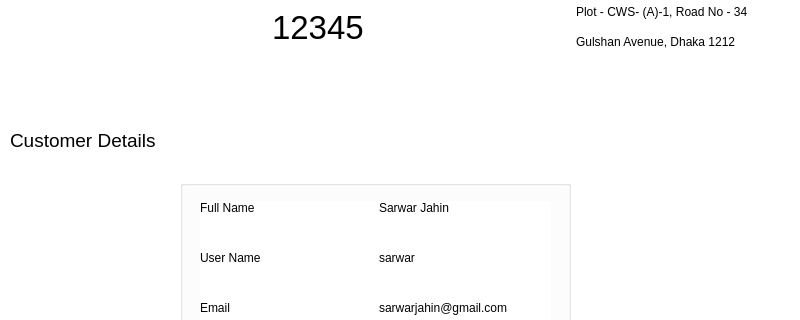
sarwar-jahin-port/bank-management-qt-project, file bank/mainwindow.ui: the form before one commit; both pictures show x 0 to 800 and y 0 to 320 of the 800 by 600 pixel window.
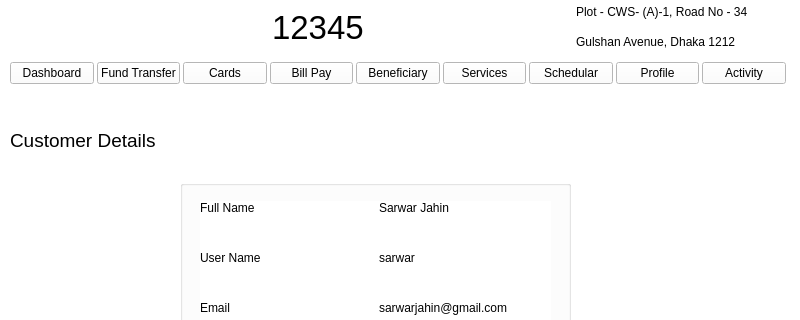
The form after the commit. The open tabs and pages were chosen to show the change. Icons and pictures are not drawn.

What changed in the file:
```diff
--- a/bank/mainwindow.ui
+++ b/bank/mainwindow.ui
@@ -3116,6 +3116,141 @@
        </item>
       </layout>
      </widget>
+     <widget class="QWidget" name="layoutWidget_22">
+      <property name="geometry">
+       <rect>
+        <x>10</x>
+        <y>60</y>
+        <width>776</width>
+        <height>27</height>
+       </rect>
+      </property>
+      <layout class="QHBoxLayout" name="horizontalLayout_34">
+       <property name="spacing">
+        <number>3</number>
+       </property>
+       <property name="sizeConstraint">
+        <enum>QLayout::SetMinimumSize</enum>
+       </property>
+       <item>
+        <widget class="QPushButton" name="dashboard_button_10">
+         <property name="sizePolicy">
+          <sizepolicy hsizetype="Minimum" vsizetype="Fixed">
+           <horstretch>0</horstretch>
+           <verstretch>0</verstretch>
+          </sizepolicy>
+         </property>
+         <property name="text">
+          <string>Dashboard</string>
+         </property>
+        </widget>
+       </item>
+       <item>
+        <widget class="QPushButton" name="fund_tranfer_button_10">
+         <property name="sizePolicy">
+          <sizepolicy hsizetype="Minimum" vsizetype="Fixed">
+           <horstretch>0</horstretch>
+           <verstretch>0</verstretch>
+          </sizepolicy>
+         </property>
+         <property name="text">
+          <string>Fund Transfer</string>
+         </property>
+        </widget>
+       </item>
+       <item>
+        <widget class="QPushButton" name="cards_button_10">
+         <property name="sizePolicy">
+          <sizepolicy hsizetype="Minimum" vsizetype="Fixed">
+           <horstretch>0</horstretch>
+           <verstretch>0</verstretch>
+          </sizepolicy>
+         </property>
+         <property name="text">
+          <string>Cards</string>
+         </property>
+        </widget>
+       </item>
+       <item>
+        <widget class="QPushButton" name="bill_pay_button_10">
+         <property name="sizePolicy">
+          <sizepolicy hsizetype="Minimum" vsizetype="Fixed">
+           <horstretch>0</horstretch>
+           <verstretch>0</verstretch>
+          </sizepolicy>
+         </property>
+         <property name="text">
+          <string>Bill Pay</string>
+         </property>
+        </widget>
+       </item>
+       <item>
+        <widget class="QPushButton" name="beneficiary_button_10">
+         <property name="sizePolicy">
+          <sizepolicy hsizetype="Minimum" vsizetype="Fixed">
+           <horstretch>0</horstretch>
+           <verstretch>0</verstretch>
+          </sizepolicy>
+         </property>
+         <property name="text">
+          <string>Beneficiary</string>
+         </property>
+        </widget>
+       </item>
+       <item>
+        <widget class="QPushButton" name="services_button_10">
+         <property name="sizePolicy">
+          <sizepolicy hsizetype="Minimum" vsizetype="Fixed">
+           <horstretch>0</horstretch>
+           <verstretch>0</verstretch>
+          </sizepolicy>
+         </property>
+         <property name="text">
+          <string>Services</string>
+         </property>
+        </widget>
+       </item>
+       <item>
+        <widget class="QPushButton" name="home_schedular_button_10">
+         <property name="sizePolicy">
+          <sizepolicy hsizetype="Minimum" vsizetype="Fixed">
+           <horstretch>0</horstretch>
+           <verstretch>0</verstretch>
+          </sizepolicy>
+         </property>
+         <property name="text">
+          <string>Schedular</string>
+         </property>
+        </widget>
+       </item>
+       <item>
+        <widget class="QPushButton" name="profile_button_10">
+         <property name="sizePolicy">
+          <sizepolicy hsizetype="Minimum" vsizetype="Fixed">
+           <horstretch>0</horstretch>
+           <verstretch>0</verstretch>
+          </sizepolicy>
+         </property>
+         <property name="text">
+          <string>Profile</string>
+         </property>
+        </widget>
+       </item>
+       <item>
+        <widget class="QPushButton" name="activity_button_10">
+         <property name="sizePolicy">
+          <sizepolicy hsizetype="Minimum" vsizetype="Fixed">
+           <horstretch>0</horstretch>
+           <verstretch>0</verstretch>
+          </sizepolicy>
+         </property>
+         <property name="text">
+          <string>Activity</string>
+         </property>
+        </widget>
+       </item>
+      </layout>
+     </widget>
     </widget>
     <widget class="QWidget" name="sign_up_page">
      <widget class="QGroupBox" name="groupBox">
```
Left out of the diff: 679 changed lines with no effect on the pictures.
